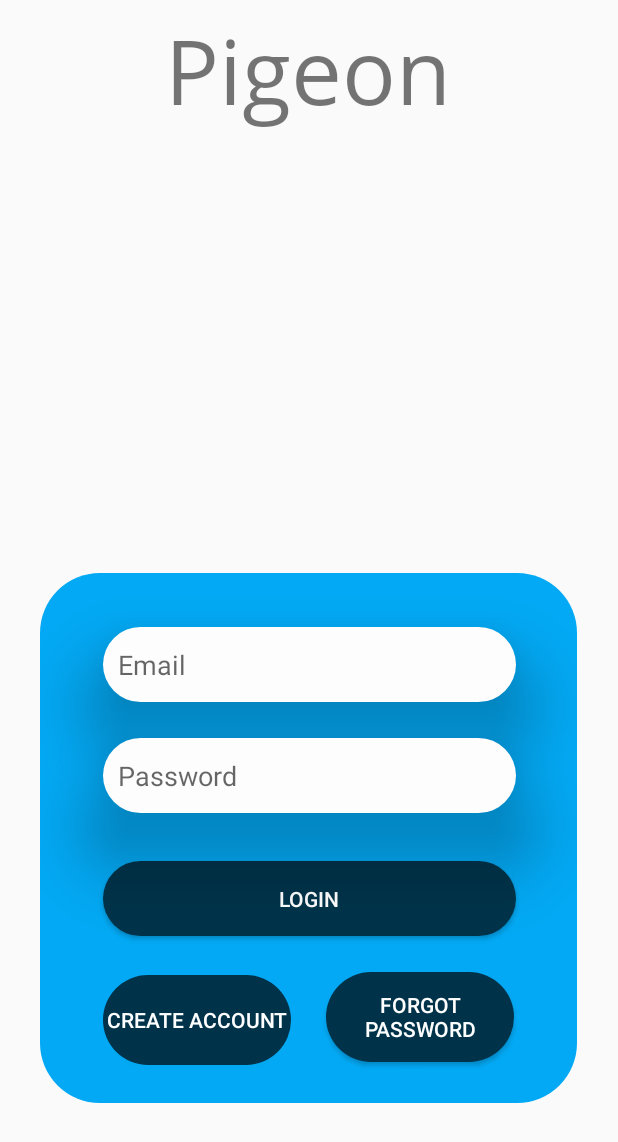
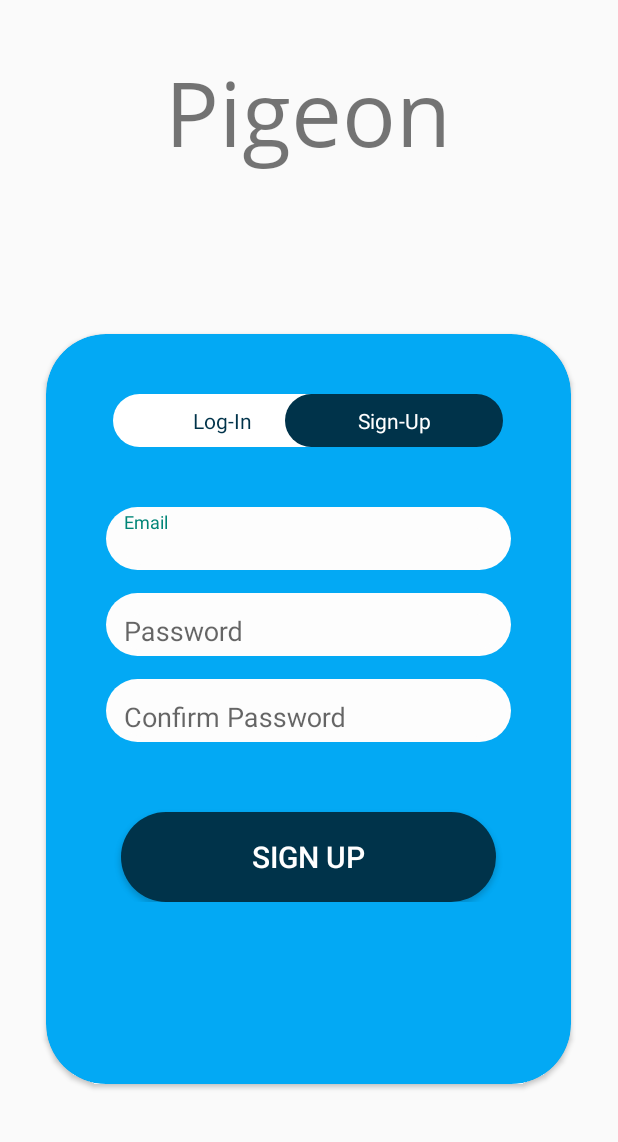
Before and after one commit to jonkoch68/Pigeon, an Android app: the screen it shows after launch (MainActivity), on a phone screen of 412 x 824 dp. Shown: the top 1142 px of the screen. Run offline under Robolectric (Android 15) with nearby library versions, the phone set to English and light mode, and no system bars.

Commit message:
Added single page sign up and login

```diff
--- a/app/build.gradle
+++ b/app/build.gradle
@@ -33,6 +33,7 @@ dependencies {
     implementation 'androidx.appcompat:appcompat:1.2.0'
     implementation 'com.google.android.material:material:1.3.0'
     implementation 'androidx.constraintlayout:constraintlayout:2.0.4'
+    implementation "androidx.cardview:cardview:1.0.0"
     testImplementation 'junit:junit:4.+'
     androidTestImplementation 'androidx.test.ext:junit:1.1.2'
     androidTestImplementation 'androidx.test.espresso:espresso-core:3.3.0'
--- a/app/src/main/AndroidManifest.xml
+++ b/app/src/main/AndroidManifest.xml
@@ -9,6 +9,7 @@
         android:roundIcon="@mipmap/ic_launcher_round"
         android:supportsRtl="true"
         android:theme="@style/Theme.AppCompat.Light.NoActionBar">
+        <activity android:name=".Create_Account"></activity>
         <activity android:name=".MainActivity">
             <intent-filter>
                 <action android:name="android.intent.action.MAIN" />
--- a/app/src/main/java/com/syrpro/pigeontracker/MainActivity.java
+++ b/app/src/main/java/com/syrpro/pigeontracker/MainActivity.java
@@ -3,12 +3,97 @@ package com.syrpro.pigeontracker;
 import androidx.appcompat.app.AppCompatActivity;
 
 import android.os.Bundle;
+import android.view.View;
+import android.widget.Button;
+import android.widget.TextView;
+
+import com.google.android.material.textfield.TextInputEditText;
+import com.google.android.material.textfield.TextInputLayout;
 
 public class MainActivity extends AppCompatActivity {
+
+    private TextView signup, login, forgot_pass;
+    private Button submit;
+    private boolean isSignup = true;
+    TextInputLayout pass_confirm_Layout;
+    TextInputEditText pass_confirm, email, password;
 
     @Override
     protected void onCreate(Bundle savedInstanceState) {
         super.onCreate(savedInstanceState);
         setContentView(R.layout.activity_main);
+
+        //TextView
+        signup = findViewById(R.id.SignUpBtn);
+        login = findViewById(R.id.LoginBtn);
+        forgot_pass = findViewById(R.id.ForgotPassBtn);
+        //Buttons
+        submit = findViewById(R.id.SubmitBtn);
+        //TextFieldsLayout
+        pass_confirm_Layout = findViewById(R.id.EdtConfirmLayout);
+        //TextFields
+        email = findViewById(R.id.EdtEmail);
+        password = findViewById(R.id.EdtPassword);
+        pass_confirm = findViewById(R.id.EdtConfirm);
+
+        //Switches form to signup
+        signup.setOnClickListener(new View.OnClickListener() {
+            @Override
+            public void onClick(View v) {
+                isSignup = true;
+                signup.setBackground(getResources().getDrawable(R.drawable.login_buttons));
+                signup.setTextColor(getColor(R.color.white));
+                signup.setElevation(5);
+
+                login.setBackground(getResources().getDrawable(R.drawable.login_unselected_button));
+                login.setTextColor(getColor(R.color.dark_blue));
+                login.setElevation(0);
+
+                submit.setText("SIGN UP");
+                forgot_pass.setVisibility(View.INVISIBLE);
+                pass_confirm_Layout.setVisibility(View.VISIBLE);
+            }
+        });
+
+        //switches form to login
+        login.setOnClickListener(new View.OnClickListener() {
+            @Override
+            public void onClick(View v) {
+                isSignup = false;
+                login.setBackground(getResources().getDrawable(R.drawable.login_buttons));
+                login.setTextColor(getColor(R.color.white));
+                login.setElevation(5);
+
+                signup.setBackground(getResources().getDrawable(R.drawable.login_unselected_button));
+                signup.setTextColor(getColor(R.color.dark_blue));
+                signup.setElevation(0);
+
+                submit.setText("LOG IN");
+                forgot_pass.setVisibility(View.VISIBLE);
+                pass_confirm_Layout.setVisibility(View.GONE);
+            }
+        });
+
+        //Opens forgot password page
+        forgot_pass.setOnClickListener(new View.OnClickListener() {
+            @Override
+            public void onClick(View v) {
+
+            }
+        });
+
+        //Sumbit for items to firebase for creation of authentication
+        submit.setOnClickListener(new View.OnClickListener() {
+            @Override
+            public void onClick(View v) {
+                if(isSignup){
+                    //Will send new credentials to sign a user up
+
+
+                }else{
+                    //Will authenticate for a existing user
+                }
+            }
+        });
     }
 }
--- /dev/null
+++ b/app/src/main/res/drawable/login_unselected_button.xml
@@ -0,0 +1,5 @@
+<?xml version="1.0" encoding="utf-8"?>
+<shape xmlns:android="http://schemas.android.com/apk/res/android" android:shape="rectangle">
+    <solid android:color="@color/white"/>
+    <corners android:radius="40dp"/>
+</shape>
--- a/app/src/main/res/layout/activity_main.xml
+++ b/app/src/main/res/layout/activity_main.xml
@@ -10,106 +10,140 @@
         android:id="@+id/LoginTitle"
         android:layout_width="390dp"
         android:layout_height="93dp"
+        android:layout_marginTop="28dp"
         android:fontFamily="@font/login_title"
         android:gravity="center"
         android:text="Pigeon"
         android:textSize="60dp"
-        app:layout_constraintBottom_toTopOf="@+id/constraintLayout"
         app:layout_constraintEnd_toEndOf="parent"
         app:layout_constraintHorizontal_bias="0.476"
         app:layout_constraintStart_toStartOf="parent"
-        app:layout_constraintTop_toTopOf="parent"
-        app:layout_constraintVertical_bias="0.0" />
+        app:layout_constraintTop_toTopOf="parent" />
 
-    <androidx.constraintlayout.widget.ConstraintLayout
-        android:id="@+id/constraintLayout"
-        android:layout_width="358dp"
-        android:layout_height="353dp"
-        android:background="@drawable/login_background"
-        android:orientation="vertical"
+    <androidx.cardview.widget.CardView
+        android:layout_width="350dp"
+        android:layout_height="500dp"
+        android:elevation="40dp"
+        app:cardCornerRadius="40dp"
+        app:cardBackgroundColor="@color/blue"
         app:layout_constraintBottom_toBottomOf="parent"
         app:layout_constraintEnd_toEndOf="parent"
         app:layout_constraintHorizontal_bias="0.491"
         app:layout_constraintStart_toStartOf="parent"
-        app:layout_constraintTop_toTopOf="parent"
-        app:layout_constraintVertical_bias="0.812">
+        app:layout_constraintTop_toBottomOf="@+id/LoginTitle">
 
-        <EditText
-            android:id="@+id/editTextTextEmailAddress"
-            android:layout_width="275dp"
-            android:layout_height="50dp"
-            android:layout_marginTop="36dp"
+        <LinearLayout
+            android:layout_width="match_parent"
+            android:layout_height="wrap_content"
+            android:gravity="center_horizontal"
+            android:orientation="vertical"
+            android:padding="40dp">
+
+            <androidx.constraintlayout.widget.ConstraintLayout
+                android:layout_width="260dp"
+                android:layout_height="match_parent">
+
+                <TextView
+                    android:id="@+id/LoginBtn"
+                    android:layout_width="145dp"
+                    android:layout_height="35dp"
+                    android:background="@drawable/login_unselected_button"
+                    android:gravity="center"
+                    android:text="Log-In"
+                    android:textColor="@color/dark_blue"
+                    tools:ignore="MissingConstraints" />
+
+                <TextView
+                    android:id="@+id/SignUpBtn"
+                    android:layout_width="145dp"
+                    android:layout_height="35dp"
+                    android:text="Sign-Up"
+                    android:textColor="@color/white"
+                    android:background="@drawable/login_buttons"
+                    android:gravity="center"
+                    app:layout_constraintEnd_toEndOf="parent"
+                    tools:ignore="MissingConstraints" />
+
+            </androidx.constraintlayout.widget.ConstraintLayout>
+
+            <com.google.android.material.textfield.TextInputLayout
+                android:layout_width="match_parent"
+                android:layout_marginTop="40dp"
                 android:background="@drawable/login_text"
-            android:elevation="30dp"
-            android:ems="10"
+                android:paddingHorizontal="12dp"
+                android:paddingVertical="3dp"
+                android:layout_height="wrap_content">
+                <com.google.android.material.textfield.TextInputEditText
+                    android:id="@+id/EdtEmail"
+                    android:layout_width="match_parent"
+                    android:layout_height="wrap_content"
                     android:hint="Email"
                     android:inputType="textEmailAddress"
-            android:paddingStart="10dp"
-            app:layout_constraintEnd_toEndOf="parent"
-            app:layout_constraintHorizontal_bias="0.506"
-            app:layout_constraintStart_toStartOf="parent"
-            app:layout_constraintTop_toTopOf="parent" />
+                    android:background="@drawable/login_text"/>
+            </com.google.android.material.textfield.TextInputLayout>
 
-        <EditText
-            android:id="@+id/editTextTextPassword"
-            android:layout_width="275dp"
-            android:layout_height="50dp"
-            android:layout_marginTop="24dp"
+            <com.google.android.material.textfield.TextInputLayout
+                android:layout_width="match_parent"
+                android:layout_marginTop="15dp"
                 android:background="@drawable/login_text"
-            android:elevation="30dp"
-            android:ems="10"
+                android:paddingHorizontal="12dp"
+                android:paddingVertical="3dp"
+                android:layout_height="wrap_content">
+                <com.google.android.material.textfield.TextInputEditText
+                    android:id="@+id/EdtPassword"
+                    android:layout_width="match_parent"
+                    android:layout_height="wrap_content"
                     android:hint="Password"
                     android:inputType="textPassword"
-            android:paddingStart="10dp"
-            app:layout_constraintEnd_toEndOf="@+id/editTextTextEmailAddress"
-            app:layout_constraintHorizontal_bias="0.0"
-            app:layout_constraintStart_toStartOf="@+id/editTextTextEmailAddress"
-            app:layout_constraintTop_toBottomOf="@+id/editTextTextEmailAddress" />
+                    android:background="@drawable/login_text"/>
+            </com.google.android.material.textfield.TextInputLayout>
+
+            <com.google.android.material.textfield.TextInputLayout
+                android:id="@+id/EdtConfirmLayout"
+                android:layout_width="match_parent"
+                android:layout_marginTop="15dp"
+                android:background="@drawable/login_text"
+                android:paddingHorizontal="12dp"
+                android:paddingVertical="3dp"
+                android:layout_height="wrap_content">
+                <com.google.android.material.textfield.TextInputEditText
+                    android:id="@+id/EdtConfirm"
+                    android:layout_width="match_parent"
+                    android:layout_height="wrap_content"
+                    android:hint="Confirm Password"
+                    android:inputType="textPassword"
+                    android:background="@drawable/login_text"/>
+            </com.google.android.material.textfield.TextInputLayout>
+
+            <TextView
+                android:id="@+id/ForgotPassBtn"
+                android:layout_width="wrap_content"
+                android:layout_height="wrap_content"
+                android:layout_marginTop="5dp"
+                android:text="Forgot Password"
+                android:textSize="15dp"
+                android:textColor="@color/black"
+                android:layout_gravity="right"
+                android:visibility="invisible"/>
 
             <Button
-            android:id="@+id/Button_Login"
-            android:layout_width="275dp"
-            android:layout_height="50dp"
-            android:layout_marginTop="32dp"
+                android:id="@+id/SubmitBtn"
+                android:layout_width="250dp"
+                android:layout_height="60dp"
+                android:layout_marginTop="20dp"
+                android:layout_gravity="center_horizontal"
                 android:background="@drawable/login_buttons"
-            android:elevation="10dp"
-            android:text="Login"
+                android:textAllCaps="true"
+                android:text="Sign Up"
                 android:textColor="@color/white"
-            app:backgroundTint="@null"
-            app:layout_constraintEnd_toEndOf="@+id/editTextTextPassword"
-            app:layout_constraintHorizontal_bias="0.0"
-            app:layout_constraintStart_toStartOf="@+id/editTextTextPassword"
-            app:layout_constraintTop_toBottomOf="@+id/editTextTextPassword" />
+                android:textSize="20dp"/>
 
-        <Button
-            android:id="@+id/ForgotPasswordButton"
-            android:layout_width="125dp"
-            android:layout_height="60dp"
-            android:layout_marginStart="21dp"
-            android:layout_marginTop="24dp"
-            android:background="@drawable/login_buttons"
-            android:text="Forgot Password"
-            android:textColor="@color/white"
-            app:backgroundTint="@null"
-            app:layout_constraintBottom_toBottomOf="parent"
-            app:layout_constraintEnd_toEndOf="@+id/Button_Login"
-            app:layout_constraintStart_toEndOf="@+id/CreateAccountButton"
-            app:layout_constraintTop_toBottomOf="@+id/Button_Login"
-            app:layout_constraintVertical_bias="0.0" />
 
-        <Button
-            android:id="@+id/CreateAccountButton"
-            android:layout_width="125dp"
-            android:layout_height="60dp"
-            android:background="@drawable/login_buttons"
-            android:text="Create Account"
-            android:textColor="@color/white"
-            app:backgroundTint="@null"
-            app:layout_constraintBottom_toBottomOf="parent"
-            app:layout_constraintStart_toStartOf="@+id/Button_Login"
-            app:layout_constraintTop_toBottomOf="@+id/Button_Login" />
+        </LinearLayout>
+
+
+
+    </androidx.cardview.widget.CardView>
 
 
 </androidx.constraintlayout.widget.ConstraintLayout>
-
-</androidx.constraintlayout.widget.ConstraintLayout>
--- a/app/src/main/res/values/colors.xml
+++ b/app/src/main/res/values/colors.xml
@@ -7,4 +7,6 @@
     <color name="teal_700">#FF018786</color>
     <color name="black">#FF000000</color>
     <color name="white">#FFFFFFFF</color>
+    <color name="blue">#03A9F4</color>
+    <color name="dark_blue">#00334A</color>
 </resources>
--- a/build.gradle
+++ b/build.gradle
@@ -6,7 +6,6 @@ buildscript {
     }
     dependencies {
         classpath "com.android.tools.build:gradle:4.1.2"
-
         // NOTE: Do not place your application dependencies here; they belong
         // in the individual module build.gradle files
     }
```
Also changed, not shown: app/src/main/java/com/syrpro/pigeontracker/Create_Account.java (added, +14 -0 lines), app/src/main/res/layout/activity_create__account.xml (added, +103 -0 lines). Lines whose indentation alone changed are shown as unchanged.
